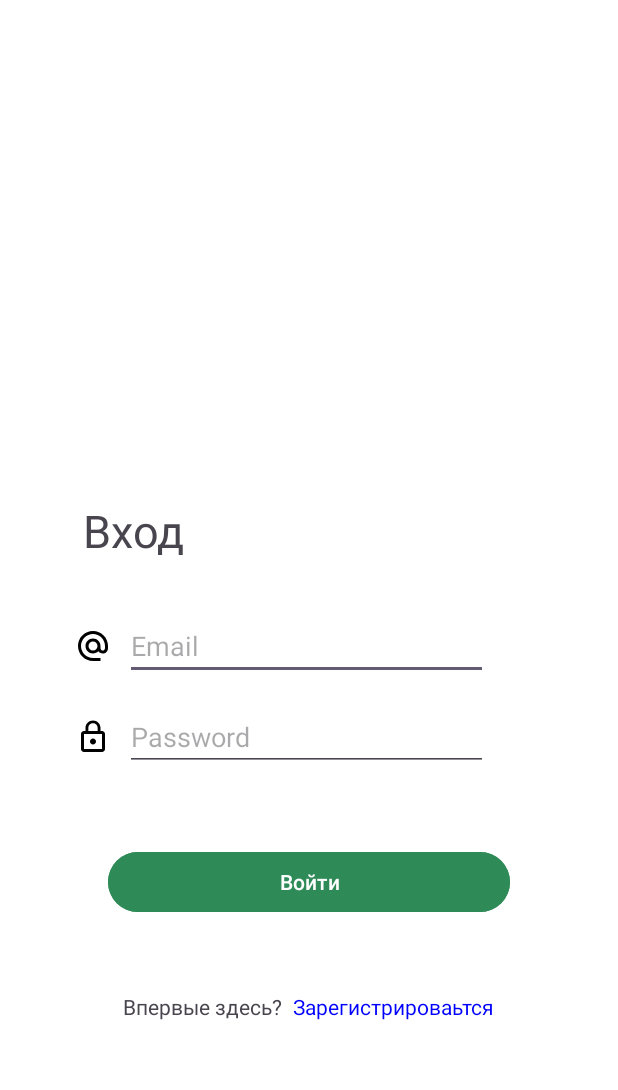
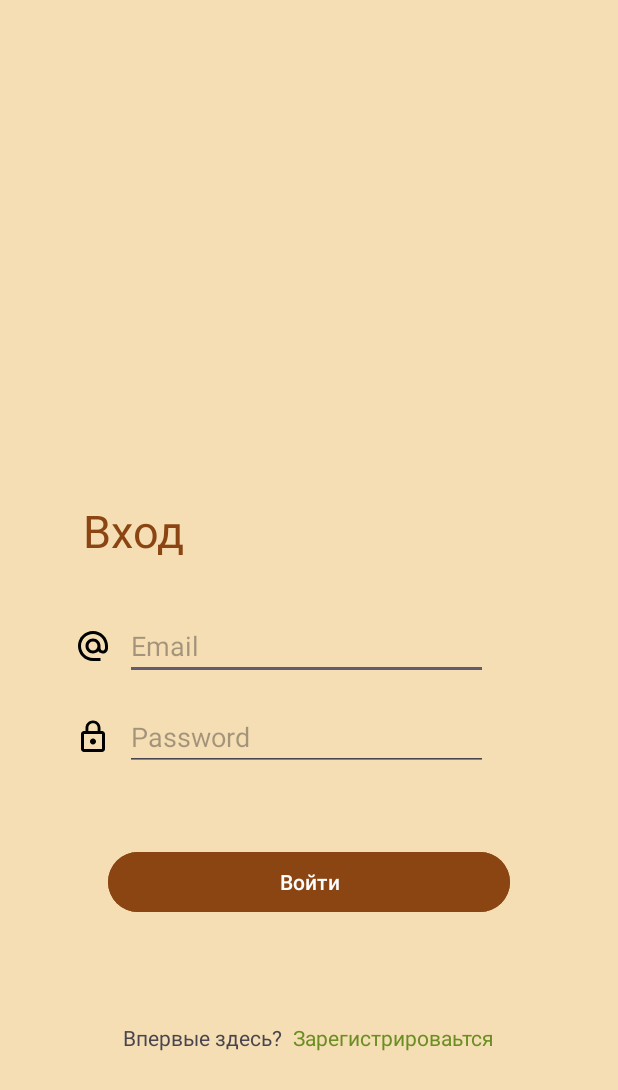
Before and after one commit to Noobmaster404/Astra, an Android app: the screen it shows after launch (LoginActivity), on a phone screen of 412 x 824 dp. Shown: the top 1090 px of the screen. Run offline under Robolectric (Android 15) with nearby library versions, the light colour scheme and no system bars; our stand-ins replace Firebase (no records; nobody signed in at launch, a user with empty details on screens opened directly); Roboto replaces fonts that are not available here.

Commit message:
Astra Brown version 1.21

```diff
--- a/app/src/main/res/layout/activity_login.xml
+++ b/app/src/main/res/layout/activity_login.xml
@@ -6,7 +6,7 @@
     android:layout_width="match_parent"
     android:layout_height="match_parent"
     tools:context=".Auth.LoginActivity"
-    android:background="@color/white">
+    android:background="@color/brown">
 
 
     <TextView
@@ -17,6 +17,7 @@
         android:layout_marginTop="333dp"
         android:fontFamily="@font/ubuntu_medium"
         android:text="Вход"
+        android:textColor="@color/darkBrown"
         android:textSize="30sp"
         app:layout_constraintStart_toStartOf="parent"
         app:layout_constraintTop_toTopOf="parent" />
@@ -80,7 +81,7 @@
         android:layout_width="268dp"
         android:layout_height="wrap_content"
         android:layout_marginTop="50dp"
-        android:backgroundTint="@color/green"
+        android:backgroundTint="@color/darkBrown"
         android:text="Войти"
         app:layout_constraintEnd_toEndOf="parent"
         app:layout_constraintStart_toStartOf="parent"
@@ -89,24 +90,24 @@
     <LinearLayout
         android:layout_width="wrap_content"
         android:layout_height="wrap_content"
+        android:layout_marginTop="70dp"
         android:orientation="horizontal"
-        android:layout_marginTop="49dp"
-        app:layout_constraintTop_toBottomOf="@id/login_btn"
+        app:layout_constraintEnd_toEndOf="parent"
         app:layout_constraintStart_toStartOf="parent"
-        app:layout_constraintEnd_toEndOf="parent">
+        app:layout_constraintTop_toBottomOf="@id/login_btn">
 
         <TextView
             android:layout_width="wrap_content"
             android:layout_height="wrap_content"
-            android:text="Впервые здесь?"/>
+            android:text="Впервые здесь?" />
 
         <TextView
             android:id="@+id/go_to_register_activity_tv"
             android:layout_width="wrap_content"
             android:layout_height="wrap_content"
+            android:layout_marginStart="7dp"
             android:text="Зарегистрироваьтся"
-            android:textColor="@color/blue"
-            android:layout_marginStart="7dp"/>
+            android:textColor="@color/experimental" />
 
 
     </LinearLayout>
--- a/app/src/main/res/values/colors.xml
+++ b/app/src/main/res/values/colors.xml
@@ -4,4 +4,10 @@
     <color name="white">#FFFFFFFF</color>
     <color name="green">#2E8B57</color>
     <color name="blue">#0000FF</color>
+    <color name="red">#DC143C</color>
+    <color name="purple">#8A2BE2</color>
+    <color name="pastelPurple">#483D8B</color>
+    <color name="brown">#F5DEB3</color>
+    <color name="darkBrown">#8B4513</color>
+    <color name="experimental">#6B8E23</color>
 </resources>
```
Also changed, not shown: app/src/main/res/layout/activity_register.xml (+4 -3 lines).
